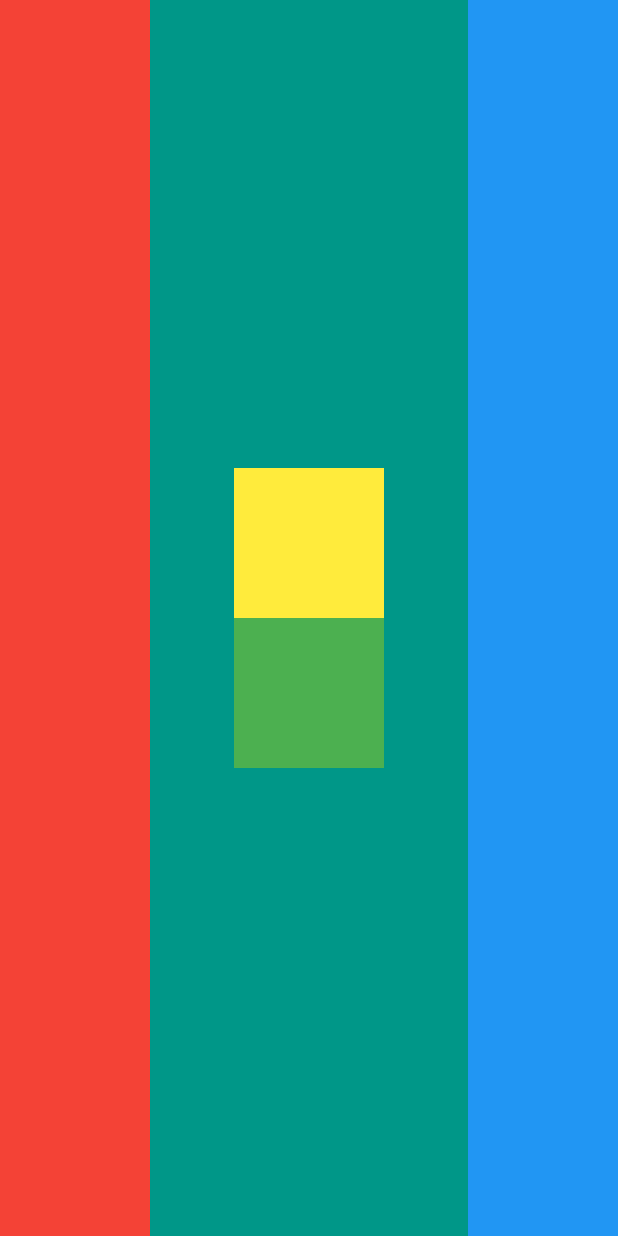
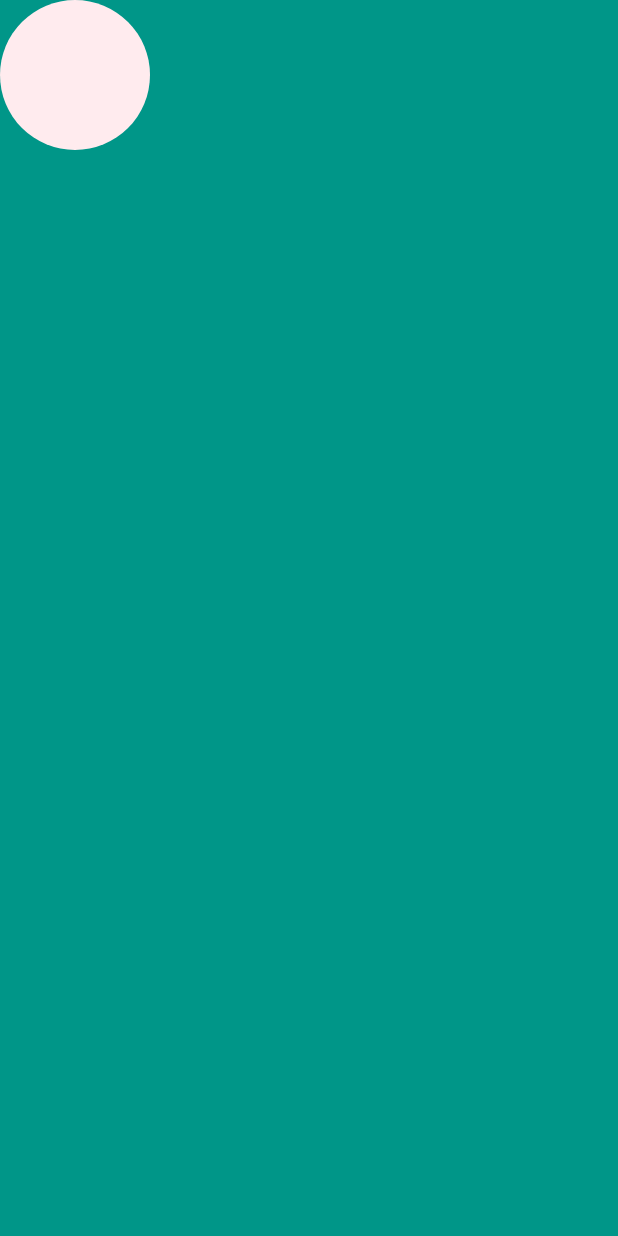
Before and after one commit to Alejandrehl/micard-app, a Flutter app: the screen it shows after launch, on a phone screen of 412 x 824 dp. Run offline on Flutter 3.47's test engine with Material 2 defaults, Android fonts, the phone set to English and light mode, and no system bars.

Commit message:
Adding images

```diff
--- a/lib/main.dart
+++ b/lib/main.dart
@@ -12,40 +12,11 @@ class MyApp extends StatelessWidget {
       home: Scaffold(
         backgroundColor: Colors.teal,
         body: SafeArea(
-          child: Row(
-            mainAxisAlignment: MainAxisAlignment.spaceBetween,
-            crossAxisAlignment: CrossAxisAlignment.stretch,
+          child: Column(
             children: <Widget>[
-              Container(
-                height: 100.0,
-                width: 100.0,
-                color: Colors.red,
-              ),
-              Container(
-                height: 100.0,
-                width: 100.0,
-                child: Center(
-                  child: Column(
-                    mainAxisAlignment: MainAxisAlignment.center,
-                    children: <Widget>[
-                      Container(
-                        height: 100.0,
-                        width: 100.0,
-                        color: Colors.yellow,
-                      ),
-                      Container(
-                        height: 100.0,
-                        width: 100.0,
-                        color: Colors.green,
-                      )
-                    ],
-                  ),
-                ),
-              ),
-              Container(
-                height: 100.0,
-                width: 100.0,
-                color: Colors.blue,
+              CircleAvatar(
+                radius: 50.0,
+                backgroundColor: Colors.red[50],
               ),
             ],
           ),
```
Also changed, not shown: pubspec.yaml (+2 -47 lines), images/alejandro.JPG (added).
